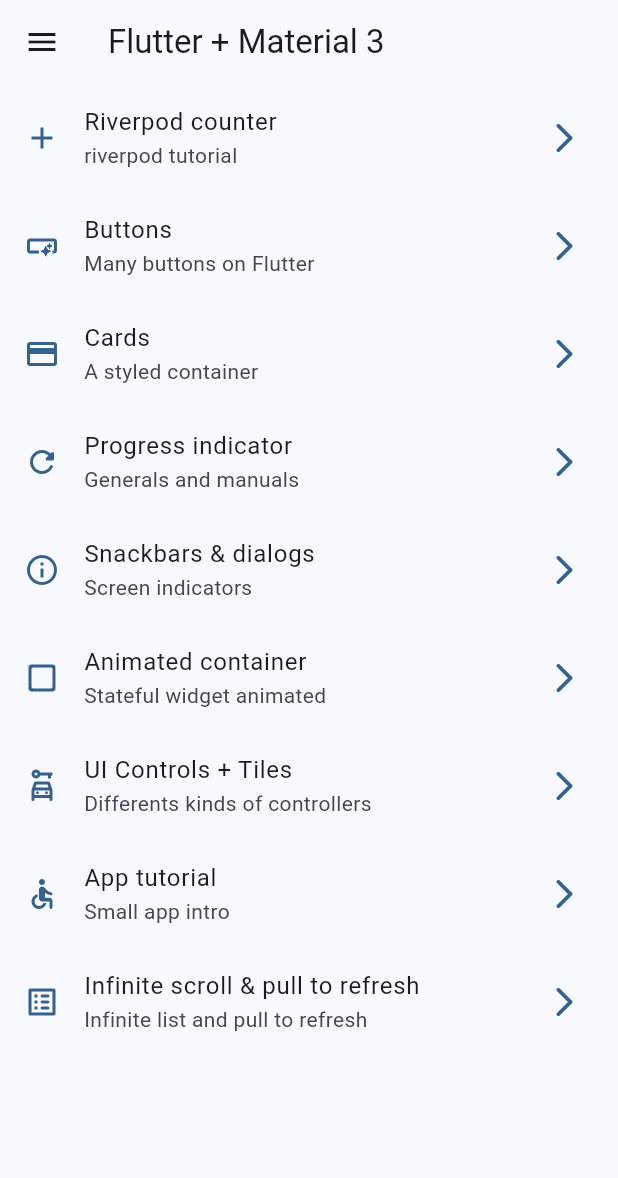
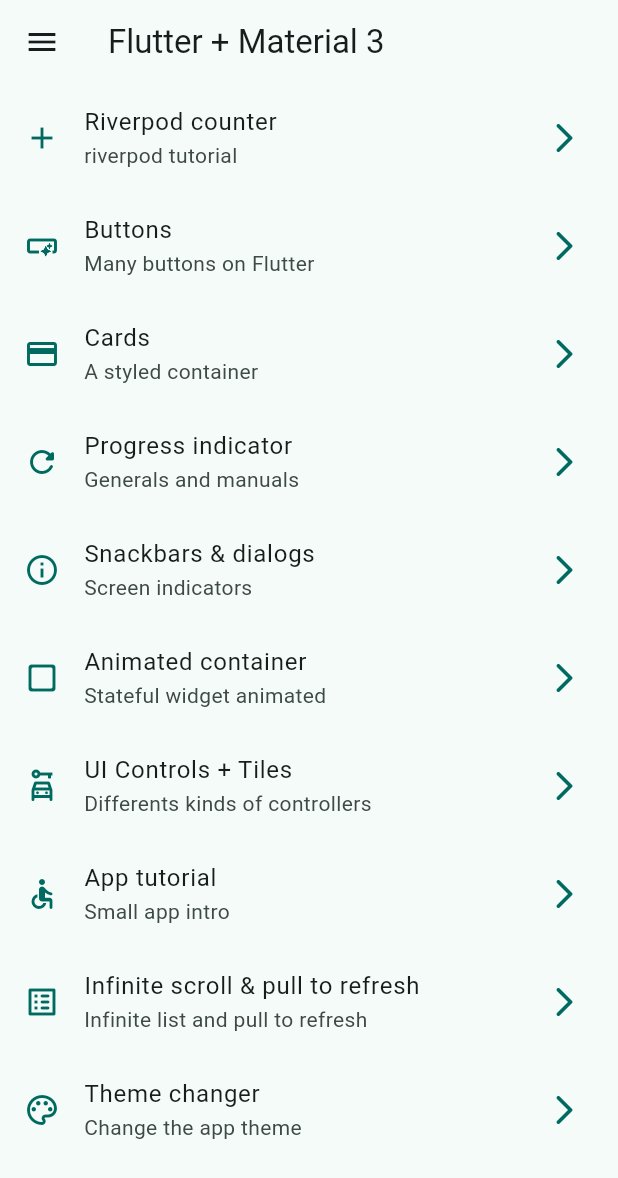
Before and after one commit to FranciscoJavierMartin/widgets-app, a Flutter app: the screen it shows after launch, on a phone screen of 412 x 824 dp. Shown: the top 1178 px of the screen. Run offline on Flutter 3.47's test engine with Material 2 defaults, Android fonts, the phone set to English and light mode, and no system bars; our stand-ins replace animate_do, flutter_riverpod, go_router.

Commit message:
Theme charger

```diff
--- a/lib/config/menu/menu_items.dart
+++ b/lib/config/menu/menu_items.dart
@@ -69,4 +69,10 @@ const appMenuItems = <MenuItem>[
     link: '/infinite',
     icon: Icons.list_alt_rounded,
   ),
+  MenuItem(
+    title: 'Theme changer',
+    subTitle: 'Change the app theme',
+    link: '/theme-changer',
+    icon: Icons.color_lens_outlined,
+  ),
 ];
--- a/lib/config/router/app_router.dart
+++ b/lib/config/router/app_router.dart
@@ -54,5 +54,10 @@ final appRouter = GoRouter(
       name: CounterScreen.name,
       builder: (context, state) => const CounterScreen(),
     ),
+    GoRoute(
+      path: '/theme-changer',
+      name: ThemeChangerScreen.name,
+      builder: (context, state) => const ThemeChangerScreen(),
+    ),
   ],
 );
--- a/lib/config/theme/app_theme.dart
+++ b/lib/config/theme/app_theme.dart
@@ -14,14 +14,16 @@ const colorList = <Color>[
 
 class AppTheme {
   final int selectedColor;
+  final bool isDarkMode;
 
-  AppTheme({this.selectedColor = 0})
+  AppTheme({this.selectedColor = 0, this.isDarkMode = false})
       : assert(selectedColor >= 0, 'Selected color must be greater than 0'),
         assert(selectedColor < colorList.length,
             'Selected color must be less or equal than ${colorList.length - 1}');
 
   ThemeData getTheme() => ThemeData(
         useMaterial3: true,
+        brightness: isDarkMode ? Brightness.dark : Brightness.light,
         colorSchemeSeed: colorList[selectedColor],
       );
 }
--- a/lib/main.dart
+++ b/lib/main.dart
@@ -2,21 +2,28 @@ import 'package:flutter/material.dart';
 import 'package:flutter_riverpod/flutter_riverpod.dart';
 import 'package:widgets_app/config/router/app_router.dart';
 import 'package:widgets_app/config/theme/app_theme.dart';
+import 'package:widgets_app/presentation/providers/theme_provider.dart';
 
 void main() {
   runApp(const ProviderScope(child: MainApp()));
 }
 
-class MainApp extends StatelessWidget {
+class MainApp extends ConsumerWidget {
   const MainApp({super.key});
 
   @override
-  Widget build(BuildContext context) {
+  Widget build(BuildContext context, WidgetRef ref) {
+    final bool isDarkMode = ref.watch(isDarkModeProvider);
+    final int selectedColor = ref.watch(selectedColorProvider);
+
     return MaterialApp.router(
       title: 'Flutter widgets',
       routerConfig: appRouter,
       debugShowCheckedModeBanner: false,
-      theme: AppTheme(selectedColor: 0).getTheme(),
+      theme: AppTheme(
+        selectedColor: selectedColor,
+        isDarkMode: isDarkMode,
+      ).getTheme(),
     );
   }
 }
--- a/lib/presentation/providers/theme_provider.dart
+++ b/lib/presentation/providers/theme_provider.dart
@@ -1,3 +1,8 @@
 import 'package:flutter_riverpod/flutter_riverpod.dart';
+import 'package:widgets_app/config/theme/app_theme.dart';
 
 final isDarkModeProvider = StateProvider((ref) => false);
+
+final colorListProvider = Provider((ref) => colorList);
+
+final selectedColorProvider = StateProvider((ref) => 1);
--- a/lib/presentation/screens/screens.dart
+++ b/lib/presentation/screens/screens.dart
@@ -2,9 +2,10 @@ export 'package:widgets_app/presentation/screens/animated/animated_screen.dart';
 export 'package:widgets_app/presentation/screens/app_tutorial/app_tutorial_screen.dart';
 export 'package:widgets_app/presentation/screens/buttons/buttons_screen.dart';
 export 'package:widgets_app/presentation/screens/cards/cards_screen.dart';
+export 'package:widgets_app/presentation/screens/counter/counter_screen.dart';
 export 'package:widgets_app/presentation/screens/home/home_screen.dart';
 export 'package:widgets_app/presentation/screens/infinite_scroll/infinite_scroll_screen.dart';
 export 'package:widgets_app/presentation/screens/progress/progress_screen.dart';
 export 'package:widgets_app/presentation/screens/snackbar/snackbar_screen.dart';
+export 'package:widgets_app/presentation/screens/theme_changer/theme_changer_screen.dart';
 export 'package:widgets_app/presentation/screens/ui_controls/ui_controls_screen.dart';
-export 'package:widgets_app/presentation/screens/counter/counter_screen.dart';
```
Also changed, not shown: lib/presentation/screens/cards/cards_screen.dart (+3 -4 lines), lib/presentation/screens/theme_changer/theme_changer_screen.dart (added, +61 -0 lines).
